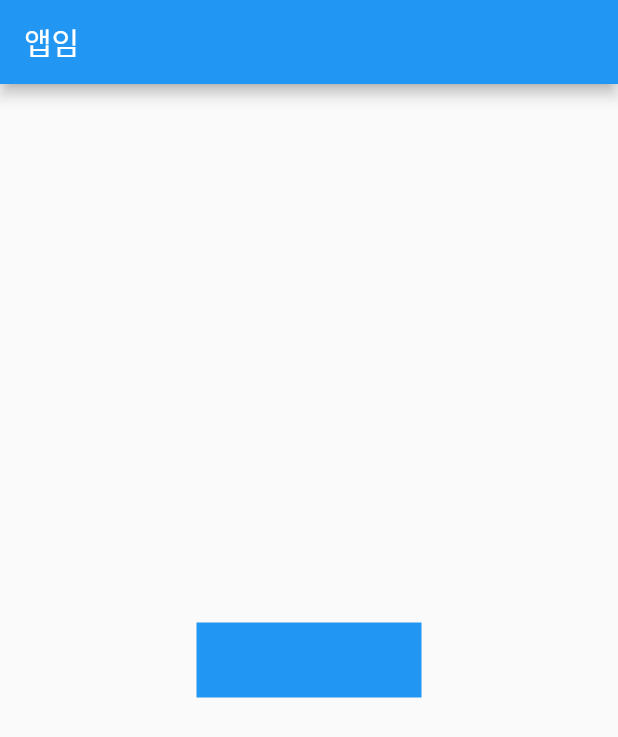
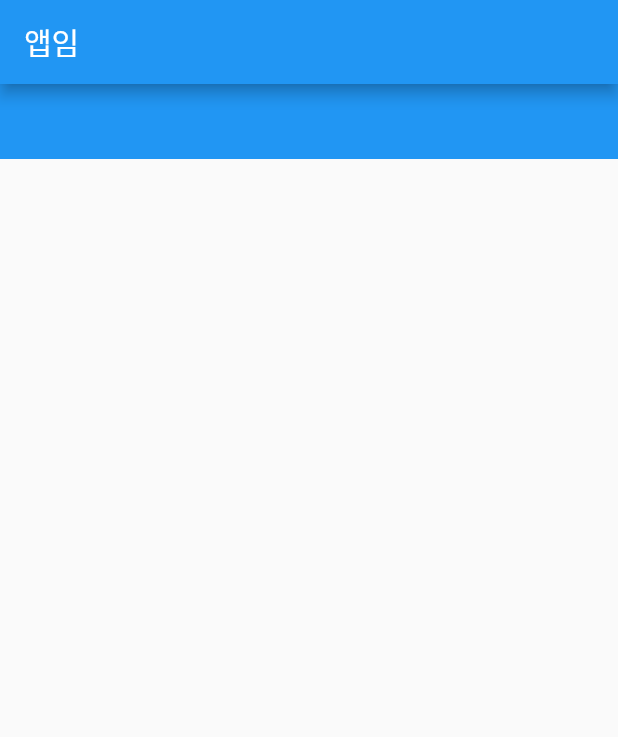
Before and after one commit to JIN-LEA-study/flutter-lea, a Flutter app: the screen it shows after launch, on a phone screen of 412 x 824 dp. Shown: the top 737 px of the screen. Run offline on Flutter 3.47's test engine with Material 2 defaults, Android fonts, the phone set to English and light mode, and no system bars.

Commit message:
double.infinity

```diff
--- a/codingapple/contact/lib/main.dart
+++ b/codingapple/contact/lib/main.dart
@@ -20,9 +20,10 @@ class MyApp extends StatelessWidget {
     return MaterialApp(
       home: Scaffold(
         appBar: AppBar( title: Text('앱임')),
-        body: Center(
+        body: Align(
+          alignment: Alignment.topCenter,
           child: Container(
-            width: 150, height: 50, color: Colors.blue,
+            width: double.infinity, height: 50, color: Colors.blue,
             // margin: EdgeInsets.all(20),
             ),
         ),
```
Also changed, not shown: 1 other file.
